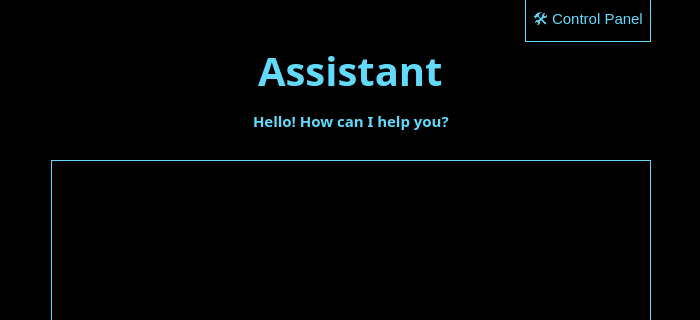
First picture: the form in ui/assistant.ui, repository shavlenkov/NG_Assistant, before the edit; both pictures show x 0 to 700 and y 0 to 320 of the 700 by 660 pixel window.
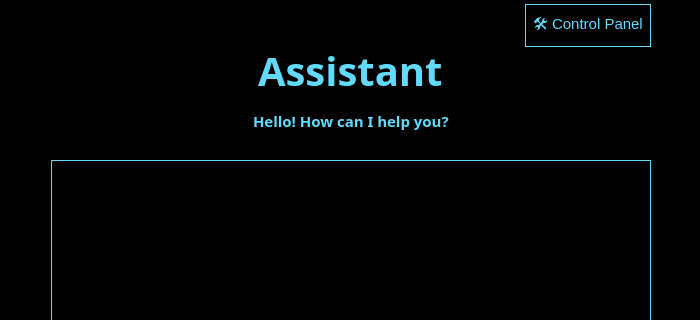
Second picture: the form after the edit.

Commit message: added topMargin property to QHBoxLayout

Patch:
```diff
--- a/ui/assistant.ui
+++ b/ui/assistant.ui
@@ -282,6 +282,9 @@
      </rect>
     </property>
     <layout class="QHBoxLayout" name="horizontalLayout_4">
+     <property name="topMargin">
+      <number>10</number>
+     </property>
      <item>
       <spacer name="horizontalSpacer_7">
        <property name="orientation">
```
